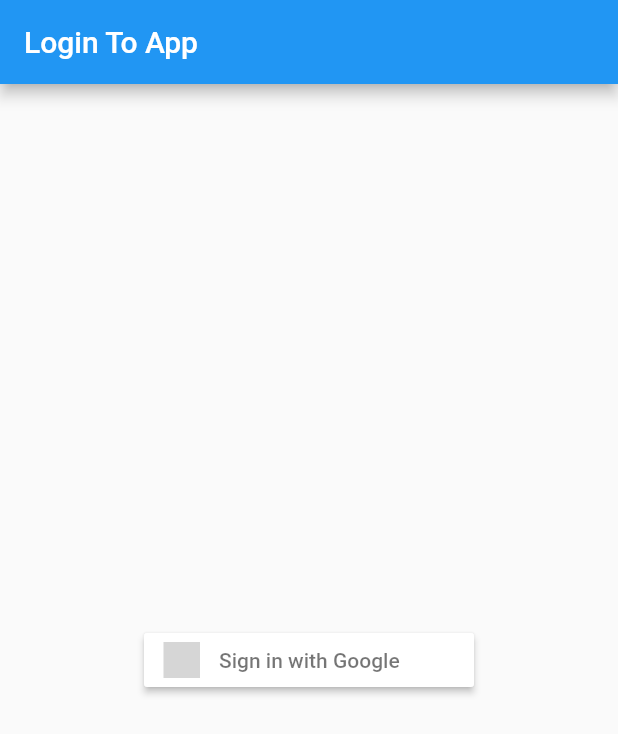
After one commit to RhyshaKachari/NoteHub, a Flutter app: the Login screen opened directly, on a phone screen of 412 x 824 dp. The commit adds this screen. Shown: the top 734 px of the screen. Run offline on Flutter 3.47's test engine with Material 2 defaults, Android fonts, the phone set to English and light mode, and no system bars; our stand-ins replace firebase_auth, firebase_core, flutter_signin_button, google_sign_in, shared_preferences, sqflite and 1 more; accounts and stored records are empty; grey boxes are pictures that could not be loaded.

Commit message:
Integrating Google Sign In

```diff
--- /dev/null
+++ b/lib/login.dart
@@ -0,0 +1,33 @@
+import 'package:flutter/cupertino.dart';
+import 'package:flutter/material.dart';
+import 'package:notehub/home.dart';
+import 'package:notehub/services/auth.dart';
+import 'package:flutter_signin_button/flutter_signin_button.dart';
+
+class Login extends StatefulWidget {
+
+
+  @override
+  _LoginState createState() => _LoginState();
+}
+
+class _LoginState extends State<Login> {
+  @override
+  Widget build(BuildContext context) {
+    return Scaffold(
+      appBar: AppBar(title: Text("Login To App"),),
+      body: Center(
+        child: Column(
+          mainAxisAlignment: MainAxisAlignment.center,
+          children: [
+            SignInButton(Buttons.Google, onPressed:() async {
+             await signInWithGoogle();
+              Navigator.pushReplacement(context, MaterialPageRoute(builder: (context) => Home()));
+            })
+          ],
+        ),
+      ),
+    );
+
+  }
+}
--- a/lib/main.dart
+++ b/lib/main.dart
@@ -1,24 +1,56 @@
 import 'package:flutter/material.dart';
 import 'home.dart';
-
-void main() {
-
-  runApp(const MyApp());
+import 'login.dart';
+import 'package:notehub/services/login_info.dart';
+import 'package:firebase_auth/firebase_auth.dart';
+import 'package:firebase_core/firebase_core.dart';
+Future<void> main() async{
+  WidgetsFlutterBinding.ensureInitialized() ;
+  await Firebase.initializeApp() ;
+  runApp(MyApp()) ;
 }
 
-class MyApp extends StatelessWidget {
-  const MyApp({super.key});
+class MyApp extends StatefulWidget {
+  @override
+  _MyAppState createState() => _MyAppState();
+}
+
+class _MyAppState extends State<MyApp> {
+  bool isLogIn = false;
+
+  getLoggedInState() async{
+    await LocalDataSaver.getLogData().then((value){
+      setState((){
+        isLogIn = value.toString() == "null";
+      });
+    });
+  }
 
   @override
+  void initState() {
+    // TODO: implement initState
+    super.initState();
+    getLoggedInState();
+  }
+  // This widget is the root of your application.
+  @override
   Widget build(BuildContext context) {
-
     return MaterialApp(
       debugShowCheckedModeBanner: false,
       title: 'Flutter Demo',
       theme: ThemeData(
+        // This is the theme of your application.
+        //
+        // Try running your application with "flutter run". You'll see the
+        // application has a blue toolbar. Then, without quitting the app, try
+        // changing the primarySwatch below to Colors.green and then invoke
+        // "hot reload" (press "r" in the console where you ran "flutter run",
+        // or simply save your changes to "hot reload" in a Flutter IDE).
+        // Notice that the counter didn't reset back to zero; the application
+        // is not restarted.
         primarySwatch: Colors.blue,
       ),
-      home: Home(),
+      home: isLogIn ? Home(): Login(),
     );
   }
 }
```
Also changed, not shown: lib/services/auth.dart (added, +46 -0 lines), lib/services/login_info.dart (added, +55 -0 lines).
